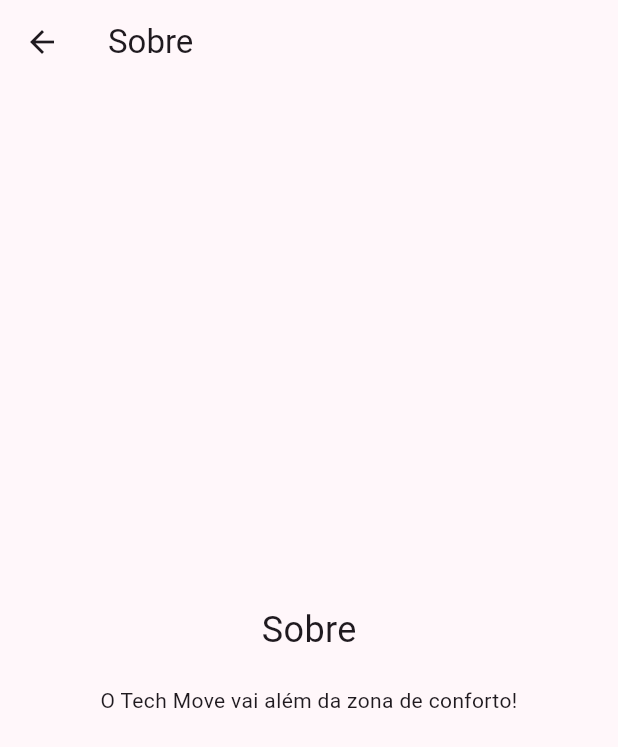
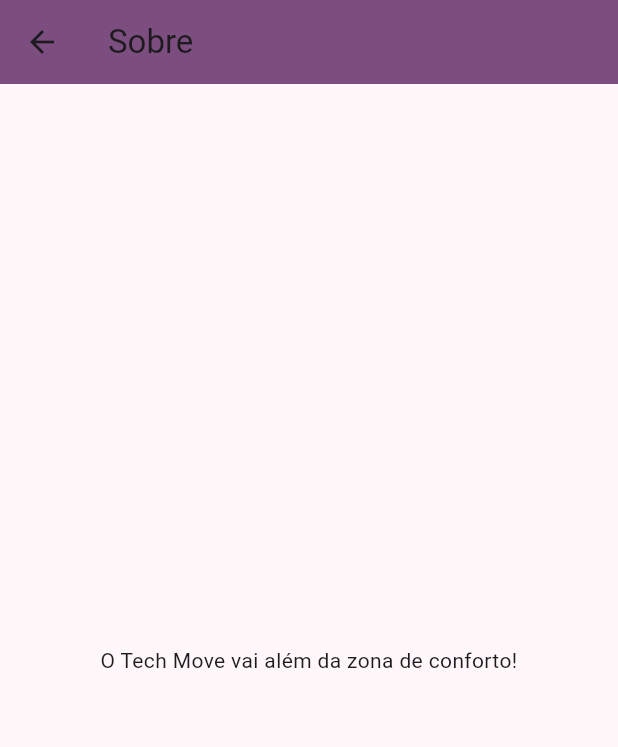
Before and after one commit to joaopaulopmedeiros/IMD0509-ddm-projeto1, a Flutter app: the screen it shows after launch, in the side drawer, after a tap on "About", on a phone screen of 412 x 824 dp. Shown: the top 747 px of the screen. Run offline on Flutter 3.47's test engine with Material 3 defaults, Android fonts, the phone set to English and light mode, and no system bars.

Commit message:
style: appBar

```diff
--- a/tech_move/lib/screens/about.dart
+++ b/tech_move/lib/screens/about.dart
@@ -6,16 +6,12 @@
     return Scaffold(
       appBar: AppBar(
         title: const Text('Sobre'),
+        backgroundColor: Theme.of(context).colorScheme.primary,
       ),
       body: const Center(
         child: Column(
           mainAxisAlignment: MainAxisAlignment.center,
           children: <Widget>[
-            Text(
-              'Sobre',
-              style: TextStyle(fontSize: 24.0),
-            ),
-            SizedBox(height: 20.0),
             Text(
               'O Tech Move vai além da zona de conforto!',
               textAlign: TextAlign.center,
```
